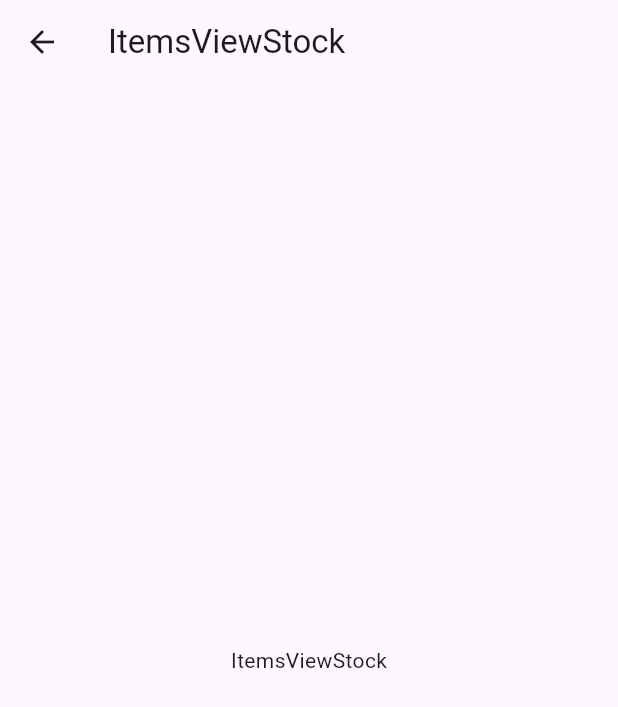
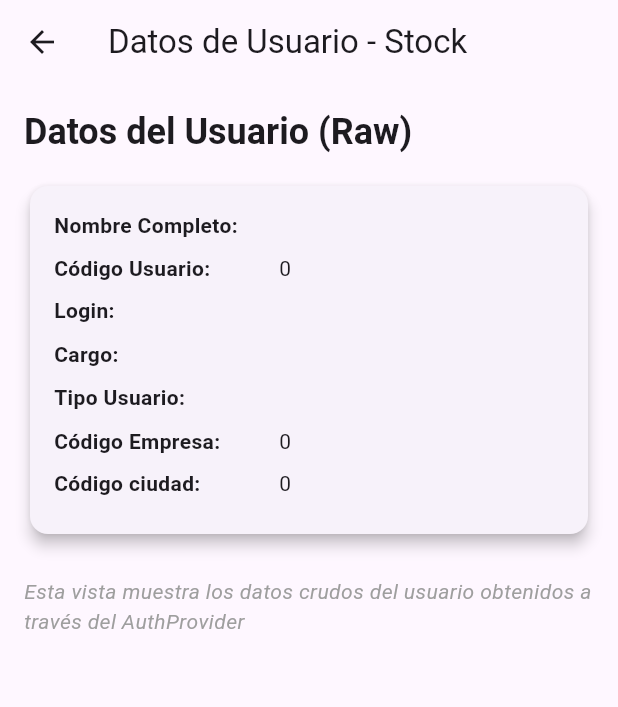
Before and after one commit to LeizarM/app_ipx_esp_ddd, a Flutter app: the ItemsViewStock screen opened directly, on a phone screen of 412 x 824 dp. Shown: the top 707 px of the screen. Run offline on Flutter 3.47's test engine with Material 3 defaults, Android fonts, the light colour scheme and no system bars; our stand-ins replace dio, flutter_animate, flutter_secure_storage, get_it, jwt_decoder, simple_animations; accounts and stored records are empty.

Commit message:
Enhance ItemsViewStock page to load user data and display it, including error handling and loading indicators

```diff
--- a/lib/domain/models/Vista.dart
+++ b/lib/domain/models/Vista.dart
@@ -9,8 +9,8 @@ class Vista {
     int? codVistaPadre;
     String? direccion;
     String? titulo;
-    dynamic? descripcion;
-    dynamic? imagen;
+    dynamic descripcion;
+    dynamic imagen;
     int? esRaiz;
     int? autorizar;
     int? audUsuarioI;
--- a/lib/presentation/pages/dashboard_page.dart
+++ b/lib/presentation/pages/dashboard_page.dart
@@ -11,6 +11,7 @@ class DashboardPage extends StatefulWidget {
 
   // Override to ensure the widget is considered constant
   @override
+  // ignore: invalid_override_of_non_virtual_member
   bool operator ==(Object other) {
     return other is DashboardPage && other.runtimeType == runtimeType;
   }
--- a/lib/presentation/pages/items_view_stock/items_view_stock.dart
+++ b/lib/presentation/pages/items_view_stock/items_view_stock.dart
@@ -1,4 +1,6 @@
 import 'package:flutter/material.dart';
+import 'package:provider/provider.dart';
+import '../../providers/auth_provider.dart';
 
 class ItemsViewStock extends StatefulWidget {
   const ItemsViewStock({super.key});
@@ -9,13 +11,123 @@ class ItemsViewStock extends StatefulWidget {
 
 class _ItemsViewStockState extends State<ItemsViewStock> {
   @override
+  void initState() {
+    super.initState();
+    // Load user data when the page is initialized, if necessary
+    WidgetsBinding.instance.addPostFrameCallback((_) {
+      final authProvider = Provider.of<AuthProvider>(context, listen: false);
+      if (authProvider.userData == null && !authProvider.isLoading) {
+        authProvider.loadUserData();
+      }
+    });
+  }
+
+  @override
   Widget build(BuildContext context) {
-    return  Scaffold(
+    final authProvider = Provider.of<AuthProvider>(context);
+    final userData = authProvider.userData;
+
+    return Scaffold(
       appBar: AppBar(
-        title: const Text('ItemsViewStock'),
+        title: const Text('Datos de Usuario - Stock'),
       ),
-      body: const Center(
-        child: Text('ItemsViewStock'),
+      body: _buildBody(context, authProvider),
+    );
+  }
+
+  Widget _buildBody(BuildContext context, AuthProvider authProvider) {
+    // If loading, show indicator
+    if (authProvider.isLoading) {
+      return const Center(child: CircularProgressIndicator());
+    }
+
+    // If there's an error, show message
+    if (authProvider.error != null) {
+      return Center(
+        child: Column(
+          mainAxisAlignment: MainAxisAlignment.center,
+          children: [
+            const Icon(Icons.error_outline, size: 60, color: Colors.red),
+            const SizedBox(height: 16),
+            Text('Error: ${authProvider.error}', style: const TextStyle(color: Colors.red)),
+            const SizedBox(height: 16),
+            ElevatedButton(
+              onPressed: () {
+                Provider.of<AuthProvider>(context, listen: false).loadUserData();
+              },
+              child: const Text('Reintentar'),
+            ),
+          ],
+        ),
+      );
+    }
+
+    // If no user data, show message
+    if (authProvider.userData == null) {
+      return const Center(
+        child: Text('No se pudieron cargar los datos del usuario'),
+      );
+    }
+
+    final userData = authProvider.userData!;
+
+    // Display raw user data
+    return SingleChildScrollView(
+      padding: const EdgeInsets.all(16.0),
+      child: Column(
+        crossAxisAlignment: CrossAxisAlignment.start,
+        children: [
+          Text(
+            'Datos del Usuario (Raw)',
+            style: Theme.of(context).textTheme.headlineSmall?.copyWith(
+              fontWeight: FontWeight.bold
+            ),
+          ),
+          const SizedBox(height: 16),
+          Card(
+            elevation: 4,
+            child: Padding(
+              padding: const EdgeInsets.all(16.0),
+              child: Column(
+                crossAxisAlignment: CrossAxisAlignment.start,
+                children: [
+                  _buildDataRow('Nombre Completo', userData.nombreCompleto),
+                  _buildDataRow('Código Usuario', userData.codUsuario.toString()),
+                  _buildDataRow('Login', userData.login),
+                  _buildDataRow('Cargo', userData.cargo ?? 'No especificado'),
+                  _buildDataRow('Tipo Usuario', userData.tipoUsuario),
+                  _buildDataRow('Código Empresa', userData.codEmpresa.toString()),
+                  _buildDataRow('Código ciudad', userData.codCiudad.toString()),
+
+                ],
+              ),
+            ),
+          ),
+          const SizedBox(height: 24),
+          const Text('Esta vista muestra los datos crudos del usuario obtenidos a través del AuthProvider',
+            style: TextStyle(fontStyle: FontStyle.italic, color: Colors.grey)),
+        ],
+      ),
+    );
+  }
+
+  Widget _buildDataRow(String label, String value) {
+    return Padding(
+      padding: const EdgeInsets.only(bottom: 8.0),
+      child: Row(
+        crossAxisAlignment: CrossAxisAlignment.start,
+        children: [
+          SizedBox(
+            width: 150,
+            child: Text(
+              '$label:',
+              style: const TextStyle(fontWeight: FontWeight.bold),
+            ),
+          ),
+          Expanded(
+            child: Text(value),
+          ),
+        ],
       ),
     );
   }
```
